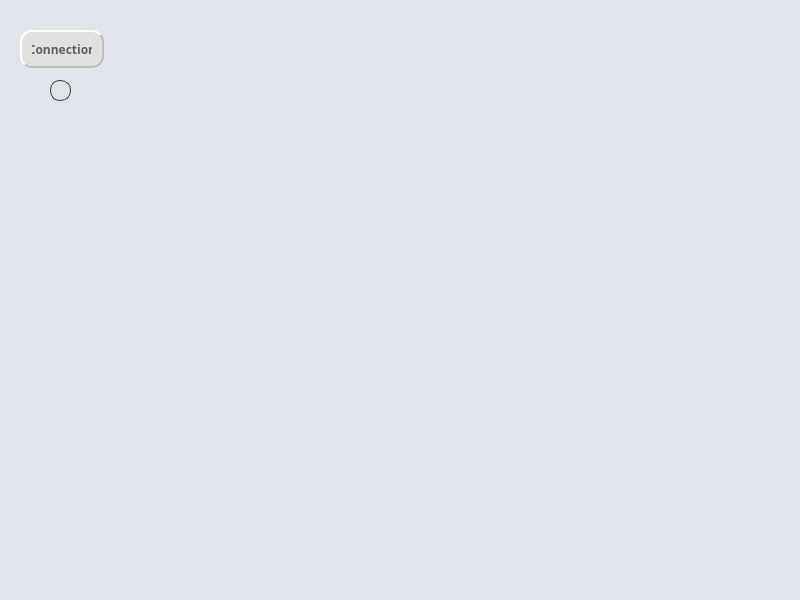
Above: ui/main_window.ui from dohoonkim73/eSaving before the change. Below: the same form after it.
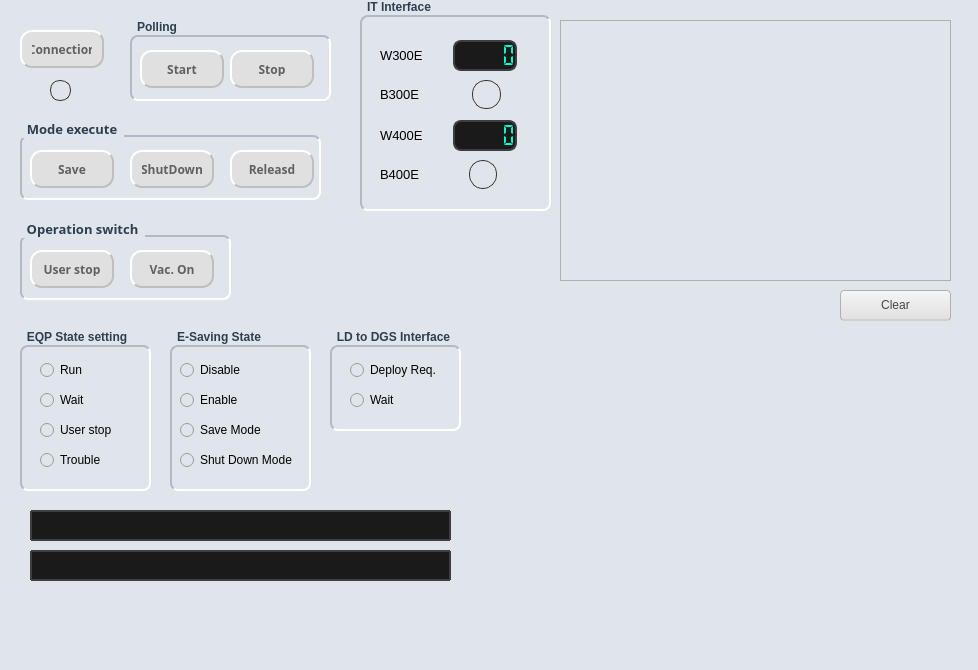
That is the form after the change.

What changed in the file:
```diff
--- a/ui/main_window.ui
+++ b/ui/main_window.ui
@@ -6,8 +6,8 @@
    <rect>
     <x>0</x>
     <y>0</y>
-    <width>800</width>
-    <height>600</height>
+    <width>978</width>
+    <height>670</height>
    </rect>
   </property>
   <property name="windowTitle">
@@ -94,6 +94,1015 @@
      <string>Connection</string>
     </property>
    </widget>
+   <widget class="QGroupBox" name="groupBox_7">
+    <property name="geometry">
+     <rect>
+      <x>130</x>
+      <y>20</y>
+      <width>201</width>
+      <height>81</height>
+     </rect>
+    </property>
+    <property name="styleSheet">
+     <string notr="true">QGroupBox {
+    font-weight: bold;
+    border: 2px solid #bdc3c7; /* 테두리 색상 */
+    border-radius: 8px; /* 둥근 모서리 */
+    margin-top: 15px; /* 타이틀 공간 확보 */
+    background-color: #E0E5EC; /* 배경색 */
+    padding: 10px;
+    border-top: 2px solid #B0B9C6;
+    border-left: 2px solid #B0B9C6;
+  
+    
+    border-bottom: 2px solid #FFFFFF;
+    border-right: 2px solid #FFFFFF;
+}
+
+QGroupBox::title {
+    subcontrol-origin: margin;
+    subcontrol-position: top left; /* 타이틀 위치 */
+    padding: 0 5px;
+    color: #2c3e50; /* 타이틀 글자 색상 */
+}</string>
+    </property>
+    <property name="title">
+     <string>Polling</string>
+    </property>
+    <widget class="QPushButton" name="btn_start_polling">
+     <property name="geometry">
+      <rect>
+       <x>10</x>
+       <y>30</y>
+       <width>84</width>
+       <height>38</height>
+      </rect>
+     </property>
+     <property name="font">
+      <font>
+       <family>D2Coding</family>
+       <italic>false</italic>
+       <bold>true</bold>
+      </font>
+     </property>
+     <property name="styleSheet">
+      <string notr="true">QPushButton {
+background-color: #e0e0e0;  /* 부모위젯의 배경색과 맞춰주세요 */
+border-radius: 12px;
+border: none;
+
+/* Qt에서는 복합 그림자가 안 되므로 테두리 색상차이를 이용 */
+border-top: 2px solid #ffffff;
+border-left: 2px solid #ffffff;
+border-right: 2px solid #bebebe;  /* 오른쪽 아래 어두운 그림자*/
+border-bottom: 2px solid #bebebe;
+
+color: #606060;
+padding: 10px;
+}
+
+QPushButton:pressed {
+/* 눌렸을 때는 반대로 어두운 쪽이 위로 오게 하여 '파인'느낌 생성*/
+border-top: 2px solid #bebebe;
+border-left: 2px solid #bebebe;
+border-right: 2px solid #ffffff;
+border-bottom: 2px solid #ffffff;
+background-color: #e0e0e0;  
+
+}</string>
+     </property>
+     <property name="text">
+      <string>Start</string>
+     </property>
+    </widget>
+    <widget class="QPushButton" name="btn_stop_polling">
+     <property name="geometry">
+      <rect>
+       <x>100</x>
+       <y>30</y>
+       <width>84</width>
+       <height>38</height>
+      </rect>
+     </property>
+     <property name="font">
+      <font>
+       <family>D2Coding</family>
+       <italic>false</italic>
+       <bold>true</bold>
+      </font>
+     </property>
+     <property name="styleSheet">
+      <string notr="true">QPushButton {
+background-color: #e0e0e0;  /* 부모위젯의 배경색과 맞춰주세요 */
+border-radius: 12px;
+border: none;
+
+/* Qt에서는 복합 그림자가 안 되므로 테두리 색상차이를 이용 */
+border-top: 2px solid #ffffff;
+border-left: 2px solid #ffffff;
+border-right: 2px solid #bebebe;  /* 오른쪽 아래 어두운 그림자*/
+border-bottom: 2px solid #bebebe;
+
+color: #606060;
+padding: 10px;
+}
+
+QPushButton:pressed {
+/* 눌렸을 때는 반대로 어두운 쪽이 위로 오게 하여 '파인'느낌 생성*/
+border-top: 2px solid #bebebe;
+border-left: 2px solid #bebebe;
+border-right: 2px solid #ffffff;
+border-bottom: 2px solid #ffffff;
+background-color: #e0e0e0;  
+
+}</string>
+     </property>
+     <property name="text">
+      <string>Stop</string>
+     </property>
+    </widget>
+   </widget>
+   <widget class="QGroupBox" name="groupBox_2">
+    <property name="geometry">
+     <rect>
+      <x>20</x>
+      <y>120</y>
+      <width>301</width>
+      <height>80</height>
+     </rect>
+    </property>
+    <property name="font">
+     <font>
+      <family>D2Coding</family>
+      <pointsize>10</pointsize>
+      <bold>true</bold>
+     </font>
+    </property>
+    <property name="styleSheet">
+     <string notr="true">QGroupBox {
+    font-weight: bold;
+    border: 2px solid #bdc3c7; /* 테두리 색상 */
+    border-radius: 8px; /* 둥근 모서리 */
+    margin-top: 15px; /* 타이틀 공간 확보 */
+    background-color: #E0E5EC; /* 배경색 */
+    padding: 10px;
+    border-top: 2px solid #B0B9C6;
+    border-left: 2px solid #B0B9C6;
+  
+    
+    border-bottom: 2px solid #FFFFFF;
+    border-right: 2px solid #FFFFFF;
+}
+
+QGroupBox::title {
+    subcontrol-origin: margin;
+    subcontrol-position: top left; /* 타이틀 위치 */
+    padding: 0 5px;
+    color: #2c3e50; /* 타이틀 글자 색상 */
+}</string>
+    </property>
+    <property name="title">
+     <string>Mode execute</string>
+    </property>
+    <widget class="QPushButton" name="btn_eSaving">
+     <property name="geometry">
+      <rect>
+       <x>10</x>
+       <y>30</y>
+       <width>84</width>
+       <height>38</height>
+      </rect>
+     </property>
+     <property name="font">
+      <font>
+       <family>D2Coding</family>
+       <italic>false</italic>
+       <bold>true</bold>
+      </font>
+     </property>
+     <property name="styleSheet">
+      <string notr="true">QPushButton {
+background-color: #e0e0e0;  /* 부모위젯의 배경색과 맞춰주세요 */
+border-radius: 12px;
+border: none;
+
+/* Qt에서는 복합 그림자가 안 되므로 테두리 색상차이를 이용 */
+border-top: 2px solid #ffffff;
+border-left: 2px solid #ffffff;
+border-right: 2px solid #bebebe;  /* 오른쪽 아래 어두운 그림자*/
+border-bottom: 2px solid #bebebe;
+
+color: #606060;
+padding: 10px;
+}
+
+QPushButton:pressed {
+/* 눌렸을 때는 반대로 어두운 쪽이 위로 오게 하여 '파인'느낌 생성*/
+border-top: 2px solid #bebebe;
+border-left: 2px solid #bebebe;
+border-right: 2px solid #ffffff;
+border-bottom: 2px solid #ffffff;
+background-color: #e0e0e0;  
+
+}</string>
+     </property>
+     <property name="text">
+      <string>Save</string>
+     </property>
+    </widget>
+    <widget class="QPushButton" name="btn_shutDown">
+     <property name="geometry">
+      <rect>
+       <x>110</x>
+       <y>30</y>
+       <width>84</width>
+       <height>38</height>
+      </rect>
+     </property>
+     <property name="font">
+      <font>
+       <family>D2Coding</family>
+       <italic>false</italic>
+       <bold>true</bold>
+      </font>
+     </property>
+     <property name="styleSheet">
+      <string notr="true">QPushButton {
+background-color: #e0e0e0;  /* 부모위젯의 배경색과 맞춰주세요 */
+border-radius: 12px;
+border: none;
+
+/* Qt에서는 복합 그림자가 안 되므로 테두리 색상차이를 이용 */
+border-top: 2px solid #ffffff;
+border-left: 2px solid #ffffff;
+border-right: 2px solid #bebebe;  /* 오른쪽 아래 어두운 그림자*/
+border-bottom: 2px solid #bebebe;
+
+color: #606060;
+padding: 10px;
+}
+
+QPushButton:pressed {
+/* 눌렸을 때는 반대로 어두운 쪽이 위로 오게 하여 '파인'느낌 생성*/
+border-top: 2px solid #bebebe;
+border-left: 2px solid #bebebe;
+border-right: 2px solid #ffffff;
+border-bottom: 2px solid #ffffff;
+background-color: #e0e0e0;  
+
+}</string>
+     </property>
+     <property name="text">
+      <string>ShutDown</string>
+     </property>
+    </widget>
+    <widget class="QPushButton" name="btn_release">
+     <property name="geometry">
+      <rect>
+       <x>210</x>
+       <y>30</y>
+       <width>84</width>
+       <height>38</height>
+      </rect>
+     </property>
+     <property name="font">
+      <font>
+       <family>D2Coding</family>
+       <italic>false</italic>
+       <bold>true</bold>
+      </font>
+     </property>
+     <property name="styleSheet">
+      <string notr="true">QPushButton {
+background-color: #e0e0e0;  /* 부모위젯의 배경색과 맞춰주세요 */
+border-radius: 12px;
+border: none;
+
+/* Qt에서는 복합 그림자가 안 되므로 테두리 색상차이를 이용 */
+border-top: 2px solid #ffffff;
+border-left: 2px solid #ffffff;
+border-right: 2px solid #bebebe;  /* 오른쪽 아래 어두운 그림자*/
+border-bottom: 2px solid #bebebe;
+
+color: #606060;
+padding: 10px;
+}
+
+QPushButton:pressed {
+/* 눌렸을 때는 반대로 어두운 쪽이 위로 오게 하여 '파인'느낌 생성*/
+border-top: 2px solid #bebebe;
+border-left: 2px solid #bebebe;
+border-right: 2px solid #ffffff;
+border-bottom: 2px solid #ffffff;
+background-color: #e0e0e0;  
+
+}</string>
+     </property>
+     <property name="text">
+      <string>Releasd</string>
+     </property>
+    </widget>
+   </widget>
+   <widget class="QGroupBox" name="groupBox_10">
+    <property name="geometry">
+     <rect>
+      <x>20</x>
+      <y>220</y>
+      <width>211</width>
+      <height>80</height>
+     </rect>
+    </property>
+    <property name="font">
+     <font>
+      <family>D2Coding</family>
+      <pointsize>10</pointsize>
+      <bold>true</bold>
+     </font>
+    </property>
+    <property name="styleSheet">
+     <string notr="true">QGroupBox {
+    font-weight: bold;
+    border: 2px solid #bdc3c7; /* 테두리 색상 */
+    border-radius: 8px; /* 둥근 모서리 */
+    margin-top: 15px; /* 타이틀 공간 확보 */
+    background-color: #E0E5EC; /* 배경색 */
+    padding: 10px;
+    border-top: 2px solid #B0B9C6;
+    border-left: 2px solid #B0B9C6;
+  
+    
+    border-bottom: 2px solid #FFFFFF;
+    border-right: 2px solid #FFFFFF;
+}
+
+QGroupBox::title {
+    subcontrol-origin: margin;
+    subcontrol-position: top left; /* 타이틀 위치 */
+    padding: 0 5px;
+    color: #2c3e50; /* 타이틀 글자 색상 */
+}</string>
+    </property>
+    <property name="title">
+     <string>Operation switch</string>
+    </property>
+    <widget class="QPushButton" name="btn_UserStop">
+     <property name="geometry">
+      <rect>
+       <x>10</x>
+       <y>30</y>
+       <width>84</width>
+       <height>38</height>
+      </rect>
+     </property>
+     <property name="font">
+      <font>
+       <family>D2Coding</family>
+       <italic>false</italic>
+       <bold>true</bold>
+      </font>
+     </property>
+     <property name="styleSheet">
+      <string notr="true">QPushButton {
+background-color: #e0e0e0;  /* 부모위젯의 배경색과 맞춰주세요 */
+border-radius: 12px;
+border: none;
+
+/* Qt에서는 복합 그림자가 안 되므로 테두리 색상차이를 이용 */
+border-top: 2px solid #ffffff;
+border-left: 2px solid #ffffff;
+border-right: 2px solid #bebebe;  /* 오른쪽 아래 어두운 그림자*/
+border-bottom: 2px solid #bebebe;
+
+color: #606060;
+padding: 10px;
+}
+
+QPushButton:pressed {
+/* 눌렸을 때는 반대로 어두운 쪽이 위로 오게 하여 '파인'느낌 생성*/
+border-top: 2px solid #bebebe;
+border-left: 2px solid #bebebe;
+border-right: 2px solid #ffffff;
+border-bottom: 2px solid #ffffff;
+background-color: #e0e0e0;  
+
+}</string>
+     </property>
+     <property name="text">
+      <string>User stop</string>
+     </property>
+    </widget>
+    <widget class="QPushButton" name="btn_VacOn">
+     <property name="geometry">
+      <rect>
+       <x>110</x>
+       <y>30</y>
+       <width>84</width>
+       <height>38</height>
+      </rect>
+     </property>
+     <property name="font">
+      <font>
+       <family>D2Coding</family>
+       <italic>false</italic>
+       <bold>true</bold>
+      </font>
+     </property>
+     <property name="styleSheet">
+      <string notr="true">QPushButton {
+background-color: #e0e0e0;  /* 부모위젯의 배경색과 맞춰주세요 */
+border-radius: 12px;
+border: none;
+
+/* Qt에서는 복합 그림자가 안 되므로 테두리 색상차이를 이용 */
+border-top: 2px solid #ffffff;
+border-left: 2px solid #ffffff;
+border-right: 2px solid #bebebe;  /* 오른쪽 아래 어두운 그림자*/
+border-bottom: 2px solid #bebebe;
+
+color: #606060;
+padding: 10px;
+}
+
+QPushButton:pressed {
+/* 눌렸을 때는 반대로 어두운 쪽이 위로 오게 하여 '파인'느낌 생성*/
+border-top: 2px solid #bebebe;
+border-left: 2px solid #bebebe;
+border-right: 2px solid #ffffff;
+border-bottom: 2px solid #ffffff;
+background-color: #e0e0e0;  
+
+}</string>
+     </property>
+     <property name="text">
+      <string>Vac. On</string>
+     </property>
+    </widget>
+   </widget>
+   <widget class="QGroupBox" name="groupBox_6">
+    <property name="geometry">
+     <rect>
+      <x>360</x>
+      <y>0</y>
+      <width>191</width>
+      <height>211</height>
+     </rect>
+    </property>
+    <property name="styleSheet">
+     <string notr="true">QGroupBox {
+    font-weight: bold;
+    border: 2px solid #bdc3c7; /* 테두리 색상 */
+    border-radius: 8px; /* 둥근 모서리 */
+    margin-top: 15px; /* 타이틀 공간 확보 */
+    background-color: #E0E5EC; /* 배경색 */
+    padding: 10px;
+    border-top: 2px solid #B0B9C6;
+    border-left: 2px solid #B0B9C6;
+  
+    
+    border-bottom: 2px solid #FFFFFF;
+    border-right: 2px solid #FFFFFF;
+}
+
+QGroupBox::title {
+    subcontrol-origin: margin;
+    subcontrol-position: top left; /* 타이틀 위치 */
+    padding: 0 5px;
+    color: #2c3e50; /* 타이틀 글자 색상 */
+}</string>
+    </property>
+    <property name="title">
+     <string>IT Interface</string>
+    </property>
+    <widget class="QWidget" name="layoutWidget">
+     <property name="geometry">
+      <rect>
+       <x>20</x>
+       <y>40</y>
+       <width>137</width>
+       <height>31</height>
+      </rect>
+     </property>
+     <layout class="QHBoxLayout" name="horizontalLayout">
+      <property name="spacing">
+       <number>30</number>
+      </property>
+      <property name="bottomMargin">
+       <number>0</number>
+      </property>
+      <item>
+       <widget class="QLabel" name="label">
+        <property name="font">
+         <font>
+          <pointsize>10</pointsize>
+         </font>
+        </property>
+        <property name="text">
+         <string>W300E</string>
+        </property>
+       </widget>
+      </item>
+      <item>
+       <widget class="QLCDNumber" name="lcd_W300E">
+        <property name="styleSheet">
+         <string notr="true">QLCDNumber {
+    background-color: #1a1a1b; /* 깊은 다크 그레이 */
+    border: 2px solid #3e3e42;
+    border-radius: 8px;
+    color: #00ffcc; /* 네온 민트색 (숫자 색상) */
+    padding: 5px;
+}</string>
+        </property>
+        <property name="segmentStyle">
+         <enum>QLCDNumber::Flat</enum>
+        </property>
+       </widget>
+      </item>
+     </layout>
+    </widget>
+    <widget class="QWidget" name="layoutWidget_2">
+     <property name="geometry">
+      <rect>
+       <x>20</x>
+       <y>120</y>
+       <width>137</width>
+       <height>31</height>
+      </rect>
+     </property>
+     <layout class="QHBoxLayout" name="horizontalLayout_2">
+      <property name="spacing">
+       <number>30</number>
+      </property>
+      <item>
+       <widget class="QLabel" name="label_5">
+        <property name="font">
+         <font>
+          <pointsize>10</pointsize>
+         </font>
+        </property>
+        <property name="text">
+         <string>W400E</string>
+        </property>
+       </widget>
+      </item>
+      <item>
+       <widget class="QLCDNumber" name="lcd_W400E">
+        <property name="styleSheet">
+         <string notr="true">QLCDNumber {
+    background-color: #1a1a1b; /* 깊은 다크 그레이 */
+    border: 2px solid #3e3e42;
+    border-radius: 8px;
+    color: #00ffcc; /* 네온 민트색 (숫자 색상) */
+    padding: 5px;
+}</string>
+        </property>
+        <property name="segmentStyle">
+         <enum>QLCDNumber::Flat</enum>
+        </property>
+       </widget>
+      </item>
+     </layout>
+    </widget>
+    <widget class="QWidget" name="layoutWidget_3">
+     <property name="geometry">
+      <rect>
+       <x>20</x>
+       <y>80</y>
+       <width>121</width>
+       <height>31</height>
+      </rect>
+     </property>
+     <layout class="QHBoxLayout" name="horizontalLayout_4">
+      <property name="spacing">
+       <number>53</number>
+      </property>
+      <property name="bottomMargin">
+       <number>2</number>
+      </property>
+      <item>
+       <widget class="QLabel" name="label_8">
+        <property name="font">
+         <font>
+          <pointsize>10</pointsize>
+         </font>
+        </property>
+        <property name="text">
+         <string>B300E</string>
+        </property>
+       </widget>
+      </item>
+      <item>
+       <widget class="QLabel" name="lbl_B300E">
+        <property name="styleSheet">
+         <string notr="true">QLabel {
+/* 원형 만들기: 너비의 절반*/
+border-radius: 14px;
+
+/*입체감을 위한 그라데이션*/
+background-color: qradialgradient(
+    cx: 0.5, cy: 0.5, radius: 0.8,
+    fx: 0.4, fy:0.4,
+    stop: 0 #f0f0f0,    /* 중심부: 밝은 연두 */
+    stop: 0.5 #888888,  /* 중간 선명한 초록 */
+    stop: 1.0 #444444  /* 테두리 어두운 초록 */
+);
+
+/* 미세한 테두리로 선명함 추가 */
+border: 1px solid #333333;
+}</string>
+        </property>
+        <property name="text">
+         <string/>
+        </property>
+       </widget>
+      </item>
+     </layout>
+    </widget>
+    <widget class="QWidget" name="layoutWidget_4">
+     <property name="geometry">
+      <rect>
+       <x>20</x>
+       <y>160</y>
+       <width>117</width>
+       <height>31</height>
+      </rect>
+     </property>
+     <layout class="QHBoxLayout" name="horizontalLayout_3">
+      <property name="spacing">
+       <number>50</number>
+      </property>
+      <property name="bottomMargin">
+       <number>2</number>
+      </property>
+      <item>
+       <widget class="QLabel" name="label_7">
+        <property name="font">
+         <font>
+          <pointsize>10</pointsize>
+         </font>
+        </property>
+        <property name="text">
+         <string>B400E</string>
+        </property>
+       </widget>
+      </item>
+      <item>
+       <widget class="QLabel" name="lbl_B400E">
+        <property name="styleSheet">
+         <string notr="true">QLabel {
+/* 원형 만들기: 너비의 절반*/
+border-radius: 14px;
+
+/*입체감을 위한 그라데이션*/
+background-color: qradialgradient(
+    cx: 0.5, cy: 0.5, radius: 0.8,
+    fx: 0.4, fy:0.4,
+    stop: 0 #f0f0f0,    /* 중심부: 밝은 연두 */
+    stop: 0.5 #888888,  /* 중간 선명한 초록 */
+    stop: 1.0 #444444  /* 테두리 어두운 초록 */
+);
+
+/* 미세한 테두리로 선명함 추가 */
+border: 1px solid #333333;
+}</string>
+        </property>
+        <property name="text">
+         <string/>
+        </property>
+       </widget>
+      </item>
+     </layout>
+    </widget>
+   </widget>
+   <widget class="QGroupBox" name="groupBox_11">
+    <property name="geometry">
+     <rect>
+      <x>170</x>
+      <y>330</y>
+      <width>141</width>
+      <height>161</height>
+     </rect>
+    </property>
+    <property name="styleSheet">
+     <string notr="true">QGroupBox {
+    font-weight: bold;
+    border: 2px solid #bdc3c7; /* 테두리 색상 */
+    border-radius: 8px; /* 둥근 모서리 */
+    margin-top: 15px; /* 타이틀 공간 확보 */
+    background-color: #E0E5EC; /* 배경색 */
+    padding: 10px;
+    border-top: 2px solid #B0B9C6;
+    border-left: 2px solid #B0B9C6;
+  
+    
+    border-bottom: 2px solid #FFFFFF;
+    border-right: 2px solid #FFFFFF;
+}
+
+QGroupBox::title {
+    subcontrol-origin: margin;
+    subcontrol-position: top left; /* 타이틀 위치 */
+    padding: 0 5px;
+    color: #2c3e50; /* 타이틀 글자 색상 */
+}</string>
+    </property>
+    <property name="title">
+     <string>E-Saving State</string>
+    </property>
+    <widget class="QRadioButton" name="rBtn_eSave_None">
+     <property name="geometry">
+      <rect>
+       <x>10</x>
+       <y>30</y>
+       <width>91</width>
+       <height>20</height>
+      </rect>
+     </property>
+     <property name="text">
+      <string>Disable</string>
+     </property>
+    </widget>
+    <widget class="QRadioButton" name="rBtn_eSave_wait">
+     <property name="geometry">
+      <rect>
+       <x>10</x>
+       <y>60</y>
+       <width>91</width>
+       <height>20</height>
+      </rect>
+     </property>
+     <property name="text">
+      <string>Enable</string>
+     </property>
+    </widget>
+    <widget class="QRadioButton" name="rBtn_eSave_saveMode">
+     <property name="geometry">
+      <rect>
+       <x>10</x>
+       <y>90</y>
+       <width>101</width>
+       <height>20</height>
+      </rect>
+     </property>
+     <property name="text">
+      <string>Save Mode</string>
+     </property>
+    </widget>
+    <widget class="QRadioButton" name="rBtn_eSave_shutDown">
+     <property name="geometry">
+      <rect>
+       <x>10</x>
+       <y>120</y>
+       <width>121</width>
+       <height>20</height>
+      </rect>
+     </property>
+     <property name="text">
+      <string>Shut Down Mode</string>
+     </property>
+    </widget>
+   </widget>
+   <widget class="QGroupBox" name="groupBox_9">
+    <property name="geometry">
+     <rect>
+      <x>330</x>
+      <y>330</y>
+      <width>131</width>
+      <height>101</height>
+     </rect>
+    </property>
+    <property name="styleSheet">
+     <string notr="true">QGroupBox {
+    font-weight: bold;
+    border: 2px solid #bdc3c7; /* 테두리 색상 */
+    border-radius: 8px; /* 둥근 모서리 */
+    margin-top: 15px; /* 타이틀 공간 확보 */
+    background-color: #E0E5EC; /* 배경색 */
+    padding: 10px;
+    border-top: 2px solid #B0B9C6;
+    border-left: 2px solid #B0B9C6;
+  
+    
+    border-bottom: 2px solid #FFFFFF;
+    border-right: 2px solid #FFFFFF;
+}
+
+QGroupBox::title {
+    subcontrol-origin: margin;
+    subcontrol-position: top left; /* 타이틀 위치 */
+    padding: 0 5px;
+    color: #2c3e50; /* 타이틀 글자 색상 */
+}</string>
+    </property>
+    <property name="title">
+     <string>LD to DGS Interface</string>
+    </property>
+    <widget class="QRadioButton" name="rBtn_IF_LD_deployReq">
+     <property name="geometry">
+      <rect>
+       <x>20</x>
+       <y>30</y>
+       <width>91</width>
+       <height>20</height>
+      </rect>
+     </property>
+     <property name="text">
+      <string>Deploy Req.</string>
+     </property>
+    </widget>
+    <widget class="QRadioButton" name="rBtn_IF_LD_wait">
+     <property name="geometry">
+      <rect>
+       <x>20</x>
+       <y>60</y>
+       <width>91</width>
+       <height>20</height>
+      </rect>
+     </property>
+     <property name="text">
+      <string>Wait</string>
+     </property>
+    </widget>
+   </widget>
+   <widget class="QGroupBox" name="groupBox_8">
+    <property name="geometry">
+     <rect>
+      <x>20</x>
+      <y>330</y>
+      <width>131</width>
+      <height>161</height>
+     </rect>
+    </property>
+    <property name="styleSheet">
+     <string notr="true">QGroupBox {
+    font-weight: bold;
+    border: 2px solid #bdc3c7; /* 테두리 색상 */
+    border-radius: 8px; /* 둥근 모서리 */
+    margin-top: 15px; /* 타이틀 공간 확보 */
+    background-color: #E0E5EC; /* 배경색 */
+    padding: 10px;
+    border-top: 2px solid #B0B9C6;
+    border-left: 2px solid #B0B9C6;
+  
+    
+    border-bottom: 2px solid #FFFFFF;
+    border-right: 2px solid #FFFFFF;
+}
+
+QGroupBox::title {
+    subcontrol-origin: margin;
+    subcontrol-position: top left; /* 타이틀 위치 */
+    padding: 0 5px;
+    color: #2c3e50; /* 타이틀 글자 색상 */
+}</string>
+    </property>
+    <property name="title">
+     <string>EQP State setting</string>
+    </property>
+    <widget class="QRadioButton" name="rBtn_state_run">
+     <property name="geometry">
+      <rect>
+       <x>20</x>
+       <y>30</y>
+       <width>91</width>
+       <height>20</height>
+      </rect>
+     </property>
+     <property name="text">
+      <string>Run</string>
+     </property>
+    </widget>
+    <widget class="QRadioButton" name="rBtn_state_wait">
+     <property name="geometry">
+      <rect>
+       <x>20</x>
+       <y>60</y>
+       <width>91</width>
+       <height>20</height>
+      </rect>
+     </property>
+     <property name="text">
+      <string>Wait</string>
+     </property>
+    </widget>
+    <widget class="QRadioButton" name="rBtn_state_userStop">
+     <property name="geometry">
+      <rect>
+       <x>20</x>
+       <y>90</y>
+       <width>91</width>
+       <height>20</height>
+      </rect>
+     </property>
+     <property name="text">
+      <string>User stop</string>
+     </property>
+    </widget>
+    <widget class="QRadioButton" name="rBtn_state_trouble">
+     <property name="geometry">
+      <rect>
+       <x>20</x>
+       <y>120</y>
+       <width>91</width>
+       <height>20</height>
+      </rect>
+     </property>
+     <property name="text">
+      <string>Trouble</string>
+     </property>
+    </widget>
+   </widget>
+   <widget class="QLabel" name="lbl_EqpState">
+    <property name="geometry">
+     <rect>
+      <x>30</x>
+      <y>510</y>
+      <width>421</width>
+      <height>31</height>
+     </rect>
+    </property>
+    <property name="styleSheet">
+     <string notr="true">QLabel {
+   background-color: #1a1a1b; /* 깊은 다크 그레이 */
+    border: 2px solid #3e3e42;
+    border-radius: 1px;
+    color: #00ffcc; /* 네온 민트색 (숫자 색상) */
+    padding: 5px;
+    
+}</string>
+    </property>
+    <property name="text">
+     <string/>
+    </property>
+   </widget>
+   <widget class="QLabel" name="lbl_eSaveState">
+    <property name="geometry">
+     <rect>
+      <x>30</x>
+      <y>550</y>
+      <width>421</width>
+      <height>31</height>
+     </rect>
+    </property>
+    <property name="styleSheet">
+     <string notr="true">QLabel {
+   background-color: #1a1a1b; /* 깊은 다크 그레이 */
+    border: 2px solid #3e3e42;
+    border-radius: 1px;
+    color: #00ffcc; /* 네온 민트색 (숫자 색상) */
+    padding: 5px;
+    
+}</string>
+    </property>
+    <property name="text">
+     <string/>
+    </property>
+   </widget>
+   <widget class="QTextEdit" name="text_event_log">
+    <property name="geometry">
+     <rect>
+      <x>560</x>
+      <y>20</y>
+      <width>391</width>
+      <height>261</height>
+     </rect>
+    </property>
+   </widget>
+   <widget class="QPushButton" name="btn_eventLog_clear">
+    <property name="geometry">
+     <rect>
+      <x>840</x>
+      <y>290</y>
+      <width>111</width>
+      <height>31</height>
+     </rect>
+    </property>
+    <property name="styleSheet">
+     <string notr="true">QPushButton {
+background-color: qlineargradient(spread:pad, x1:0, y1:0, x2:0, y2:1, stop:0 #F5F5F5, stop:1 #E0E0E0); 
+color: #444444;
+border-radius: 4px;
+padding: 8px 16px;
+font-size: 12px;
+border: 1px solid #B0B0B0;
+border-bottom: 2px solid #CFCFCF;
+}
+
+QPushButton:pressed {
+background-color: qlineargradient(spread:pad, x1:0, y1:0, x2:0, y2:1, stop:0 #D0D0D0, stop:1 #E5E5E5); 
+border-top: 3px solid #A0A0A0;
+border-left: 3px solid #A8A8A8;
+border-right: 3px solid #F0F0F0;
+border-bottom: 3px solid #F8F8F8;
+
+padding-left: 18px;
+padding-top: 11px;
+color: #005A9E;
+}</string>
+    </property>
+    <property name="text">
+     <string>Clear</string>
+    </property>
+   </widget>
   </widget>
   <widget class="QMenuBar" name="menubar">
    <property name="geometry">
```
Left out of the diff: 2 changed lines with no effect on the pictures.
